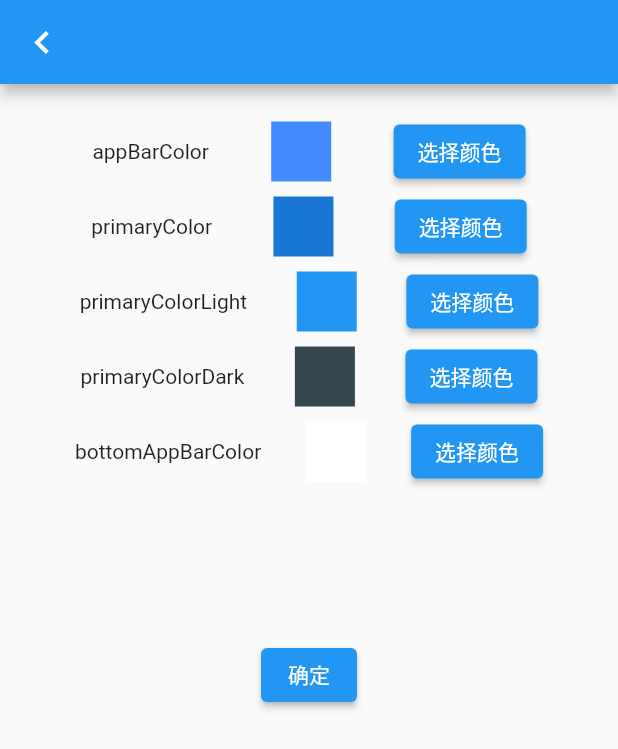
After one commit to guchengxi1994/a-cool-app, a Flutter app: the ColorSettingPage screen opened by its route, on a phone screen of 412 x 824 dp. The commit adds this screen. Shown: the top 749 px of the screen. Run offline on Flutter 3.47's test engine with Material 2 defaults, Android fonts, the phone set to English and light mode, and no system bars; our stand-ins replace flutter_colorpicker, flutter_i18n, flutter_markdown, fluttertoast.

Commit message:
feat: theme  page

```diff
--- a/frontend/codind/lib/main.dart
+++ b/frontend/codind/lib/main.dart
@@ -18,10 +18,10 @@ Future main() async {
   WidgetsFlutterBinding.ensureInitialized();
   runApp(MultiProvider(
     providers: [
-      ChangeNotifierProvider(create: (context) => ThemeController()),
+      ChangeNotifierProvider(create: (_) => ThemeController()),
       ChangeNotifierProvider(
-        create: (context) => MenuController(),
-      )
+        create: (_) => MenuController(),
+      ),
     ],
     child: MyApp(
       flutterI18nDelegate: flutterI18nDelegate,
--- /dev/null
+++ b/frontend/codind/lib/pages/_color_setting_page.dart
@@ -0,0 +1,190 @@
+/// Flutter-ThemeData
+///
+/// from https://blog.csdn.net/btfireknight/article/details/108255360
+///
+// factory ThemeData({
+//   Brightness brightness, // 应用整体主题的亮度。用于按钮之类的小部件，以确定在不使用主色或强调色时选择什么颜色。
+//   MaterialColor primarySwatch,// 定义一个单一的颜色以及十个色度的色块。
+//   Color primaryColor, // 应用程序主要部分的背景颜色(toolbars、tab bars 等)
+//   Brightness primaryColorBrightness, // primaryColor的亮度。用于确定文本的颜色和放置在主颜色之上的图标(例如工具栏文本)。
+//   Color primaryColorLight, // primaryColor的浅色版
+//   Color primaryColorDark, // primaryColor的深色版
+//   Color accentColor, // 小部件的前景色(旋钮、文本、覆盖边缘效果等)。
+//   Brightness accentColorBrightness, // accentColor的亮度。
+//   Color canvasColor, //  MaterialType.canvas 的默认颜色
+//   Color scaffoldBackgroundColor, // Scaffold的默认颜色。典型Material应用程序或应用程序内页面的背景颜色。
+//   Color bottomAppBarColor, // BottomAppBar的默认颜色
+//   Color cardColor, // Card的颜色
+//   Color dividerColor, // Divider和PopupMenuDivider的颜色，也用于ListTile之间、DataTable的行之间等。
+//   Color highlightColor, // 选中在泼墨动画期间使用的突出显示颜色，或用于指示菜单中的项。
+//   Color splashColor,  // 墨水飞溅的颜色。InkWell
+//   InteractiveInkFeatureFactory splashFactory, // 定义由InkWell和InkResponse反应产生的墨溅的外观。
+//   Color selectedRowColor, // 用于突出显示选定行的颜色。
+//   Color unselectedWidgetColor, // 用于处于非活动(但已启用)状态的小部件的颜色。例如，未选中的复选框。通常与accentColor形成对比。也看到disabledColor。
+//   Color disabledColor, // 禁用状态下部件的颜色，无论其当前状态如何。例如，一个禁用的复选框(可以选中或未选中)。
+//   Color buttonColor, // RaisedButton按钮中使用的Material 的默认填充颜色。
+//   ButtonThemeData buttonTheme, // 定义按钮部件的默认配置，如RaisedButton和FlatButton。
+//   Color secondaryHeaderColor, // 选定行时PaginatedDataTable标题的颜色。
+//   Color textSelectionColor, // 文本框中文本选择的颜色，如TextField
+//   Color cursorColor, // 文本框中光标的颜色，如TextField
+//   Color textSelectionHandleColor,  // 用于调整当前选定的文本部分的句柄的颜色。
+//   Color backgroundColor, // 与主色形成对比的颜色，例如用作进度条的剩余部分。
+//   Color dialogBackgroundColor, // Dialog 元素的背景颜色
+//   Color indicatorColor, // 选项卡中选定的选项卡指示器的颜色。
+//   Color hintColor, // 用于提示文本或占位符文本的颜色，例如在TextField中。
+//   Color errorColor, // 用于输入验证错误的颜色，例如在TextField中
+//   Color toggleableActiveColor, // 用于突出显示Switch、Radio和Checkbox等可切换小部件的活动状态的颜色。
+//   String fontFamily, // 文本字体
+//   TextTheme textTheme, // 文本的颜色与卡片和画布的颜色形成对比。
+//   TextTheme primaryTextTheme, // 与primaryColor形成对比的文本主题
+//   TextTheme accentTextTheme, // 与accentColor形成对比的文本主题。
+//   InputDecorationTheme inputDecorationTheme, // 基于这个主题的 InputDecorator、TextField和TextFormField的默认InputDecoration值。
+//   IconThemeData iconTheme, // 与卡片和画布颜色形成对比的图标主题
+//   IconThemeData primaryIconTheme, // 与primaryColor形成对比的图标主题
+//   IconThemeData accentIconTheme, // 与accentColor形成对比的图标主题。
+//   SliderThemeData sliderTheme,  // 用于呈现Slider的颜色和形状
+//   TabBarTheme tabBarTheme, // 用于自定义选项卡栏指示器的大小、形状和颜色的主题。
+//   CardTheme cardTheme, // Card的颜色和样式
+//   ChipThemeData chipTheme, // Chip的颜色和样式
+//   TargetPlatform platform,
+//   MaterialTapTargetSize materialTapTargetSize, // 配置某些Material部件的命中测试大小
+//   PageTransitionsTheme pageTransitionsTheme,
+//   AppBarTheme appBarTheme, // 用于自定义Appbar的颜色、高度、亮度、iconTheme和textTheme的主题。
+//   BottomAppBarTheme bottomAppBarTheme, // 自定义BottomAppBar的形状、高度和颜色的主题。
+//   ColorScheme colorScheme, // 拥有13种颜色，可用于配置大多数组件的颜色。
+//   DialogTheme dialogTheme, // 自定义Dialog的主题形状
+//   Typography typography, // 用于配置TextTheme、primaryTextTheme和accentTextTheme的颜色和几何TextTheme值。
+//   CupertinoThemeData cupertinoOverrideTheme
+// })
+
+import 'package:codind/providers/my_providers.dart';
+import 'package:codind/widgets/widgets.dart';
+import 'package:flutter/material.dart';
+import 'package:flutter_i18n/flutter_i18n.dart';
+// ignore: implementation_imports
+import 'package:provider/src/provider.dart';
+
+class ColorSettingPage extends StatefulWidget {
+  ColorSettingPage({Key? key}) : super(key: key);
+
+  @override
+  State<ColorSettingPage> createState() => _ColorSettingPageState();
+}
+
+class _ColorSettingPageState extends State<ColorSettingPage> {
+  final ScrollController _scrollController = ScrollController();
+  @override
+  Widget build(BuildContext context) {
+    return buildView();
+  }
+
+  Widget buildView() {
+    return Scaffold(
+      appBar: AppBar(
+        leading: IconButton(
+          icon: const Icon(
+            Icons.chevron_left,
+            size: 30,
+          ),
+          onPressed: () {
+            Navigator.of(context).pop();
+          },
+        ),
+      ),
+      body: SingleChildScrollView(
+        controller: _scrollController,
+        child: Container(
+          padding: const EdgeInsets.all(20),
+          child: Column(
+            crossAxisAlignment: CrossAxisAlignment.center,
+            children: [
+              ColorTheme(
+                title: 'appBarColor',
+              ),
+              ColorTheme(
+                title: 'primaryColor',
+              ),
+              ColorTheme(
+                title: 'primaryColorLight',
+              ),
+              ColorTheme(
+                title: 'primaryColorDark',
+              ),
+              ColorTheme(
+                title: 'bottomAppBarColor',
+              ),
+              const SizedBox(
+                height: 100,
+              ),
+              ElevatedButton(
+                  onPressed: () {},
+                  child:
+                      Text(FlutterI18n.translate(context, "button.label.ok")))
+            ],
+          ),
+        ),
+      ),
+    );
+  }
+}
+
+class ColorTheme extends StatefulWidget {
+  ColorTheme({Key? key, required this.title}) : super(key: key);
+  final String title;
+
+  @override
+  State<ColorTheme> createState() => _ColorThemeState();
+}
+
+class _ColorThemeState extends State<ColorTheme> {
+  late Color currentColor;
+
+  @override
+  void initState() {
+    super.initState();
+  }
+
+  @override
+  Widget build(BuildContext context) {
+    currentColor = context.watch<ThemeController>().initialColor[widget.title]!;
+    return SizedBox(
+      height: 50,
+      child: Row(
+        crossAxisAlignment: CrossAxisAlignment.center,
+        mainAxisAlignment: MainAxisAlignment.spaceEvenly,
+        children: [
+          Text(widget.title),
+          Container(
+            height: 40,
+            width: 40,
+            color: currentColor,
+          ),
+          ElevatedButton(
+            child: Text(FlutterI18n.translate(context, "label.pickAColor")),
+            onPressed: () async {
+              Color? selectedColor = await showDialog(
+                  context: context,
+                  builder: (context) {
+                    return ColorPickerWidget(
+                      currentColor: currentColor,
+                    );
+                  });
+              if (null != selectedColor) {
+                setState(() {
+                  currentColor = selectedColor;
+                });
+
+                Map<String, Color> _map =
+                    context.read<ThemeController>().initialColor;
+
+                _map[widget.title] = selectedColor;
+
+                context.read<ThemeController>().setThemeByMap(_map);
+              }
+            },
+          )
+        ],
+      ),
+    );
+  }
+}
--- a/frontend/codind/lib/pages/main_page.dart
+++ b/frontend/codind/lib/pages/main_page.dart
@@ -46,7 +46,7 @@ class MainPage extends StatelessWidget {
       body: MultiProvider(
         providers: [
           ChangeNotifierProvider(
-            create: (context) => LanguageController(context),
+            create: (_) => LanguageController(context),
           ),
         ],
         child: const MainStatefulPage(),
--- a/frontend/codind/lib/providers/theme_provider.dart
+++ b/frontend/codind/lib/providers/theme_provider.dart
@@ -1,11 +1,36 @@
 import 'package:flutter/material.dart';
 
 class ThemeController extends ChangeNotifier {
+  ///
   ThemeData _themeData = ThemeData();
   ThemeData get themeData => _themeData;
+
+  Map<String, Color> _initialColorTheme = {
+    "primaryColor": const Color(0xFF1976D2),
+    "primaryColorLight": const Color(0xFF2196F3),
+    "primaryColorDark": Colors.blueGrey[800]!,
+    "bottomAppBarColor": Colors.white,
+    "appBarColor": Colors.blueAccent,
+  };
+
+  Map<String, Color> get initialColor => _initialColorTheme;
 
   changeThemeData(ThemeData t) async {
     _themeData = t;
     notifyListeners();
   }
+
+  setThemeByMap(Map<String, Color> m) async {
+    ThemeData themeData = ThemeData(
+      primaryColor: m['primaryColor']!,
+      primaryColorLight: m['primaryColorLight']!,
+      primaryColorDark: m['primaryColorDark']!,
+      bottomAppBarColor: m['bottomAppBarColor']!,
+      appBarTheme: AppBarTheme(color: m['appBarColor']),
+    );
+
+    _initialColorTheme = m;
+    _themeData = themeData;
+    notifyListeners();
+  }
 }
--- a/frontend/codind/lib/utils/router.dart
+++ b/frontend/codind/lib/utils/router.dart
@@ -1,3 +1,4 @@
+import 'package:codind/pages/_color_setting_page.dart';
 import 'package:codind/pages/pages.dart';
 import 'package:flutter/material.dart';
 
@@ -10,7 +11,7 @@ class Routers {
   static const pageMain = 'pageMain';
 
   static final Map<String, WidgetBuilder> routers = {
-    pageSetting: (ctx) => SettingPage(),
+    pageSetting: (ctx) => ColorSettingPage(),
     pageMain: (ctx) => const MainPage(),
   };
 }
--- a/frontend/codind/lib/widgets/color_picker_widget.dart
+++ b/frontend/codind/lib/widgets/color_picker_widget.dart
@@ -6,7 +6,8 @@ import 'package:flutter_i18n/flutter_i18n.dart';
 import 'package:provider/src/provider.dart';
 
 class ColorPickerWidget extends StatefulWidget {
-  ColorPickerWidget({Key? key}) : super(key: key);
+  ColorPickerWidget({Key? key, this.currentColor}) : super(key: key);
+  Color? currentColor;
 
   @override
   State<ColorPickerWidget> createState() => _ColorPickerWidgetState();
@@ -18,7 +19,8 @@ class _ColorPickerWidgetState extends State<ColorPickerWidget> {
   @override
   void initState() {
     super.initState();
-    selectedColor = context.read<ThemeController>().themeData.primaryColor;
+    selectedColor = widget.currentColor ??
+        context.read<ThemeController>().themeData.primaryColor;
   }
 
   @override
--- a/frontend/codind/pubspec.yaml
+++ b/frontend/codind/pubspec.yaml
@@ -44,6 +44,7 @@ dependencies:
   flutter_markdown: ^0.6.9
   url_launcher: ^6.0.18
   flutter_colorpicker: ^1.0.3
+  shared_preferences: ^2.0.12
 
 dev_dependencies:
   flutter_test:
```
Also changed, not shown: frontend/codind/lib/pages/_loading_page_mixin.dart (added), 1 other file.
